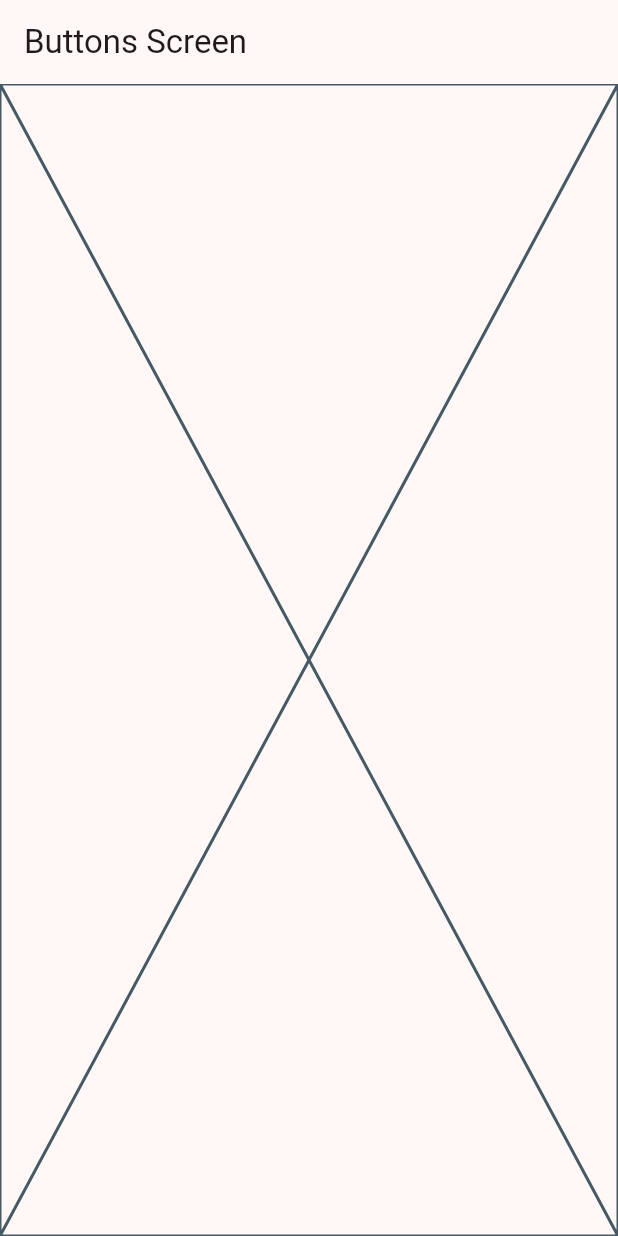
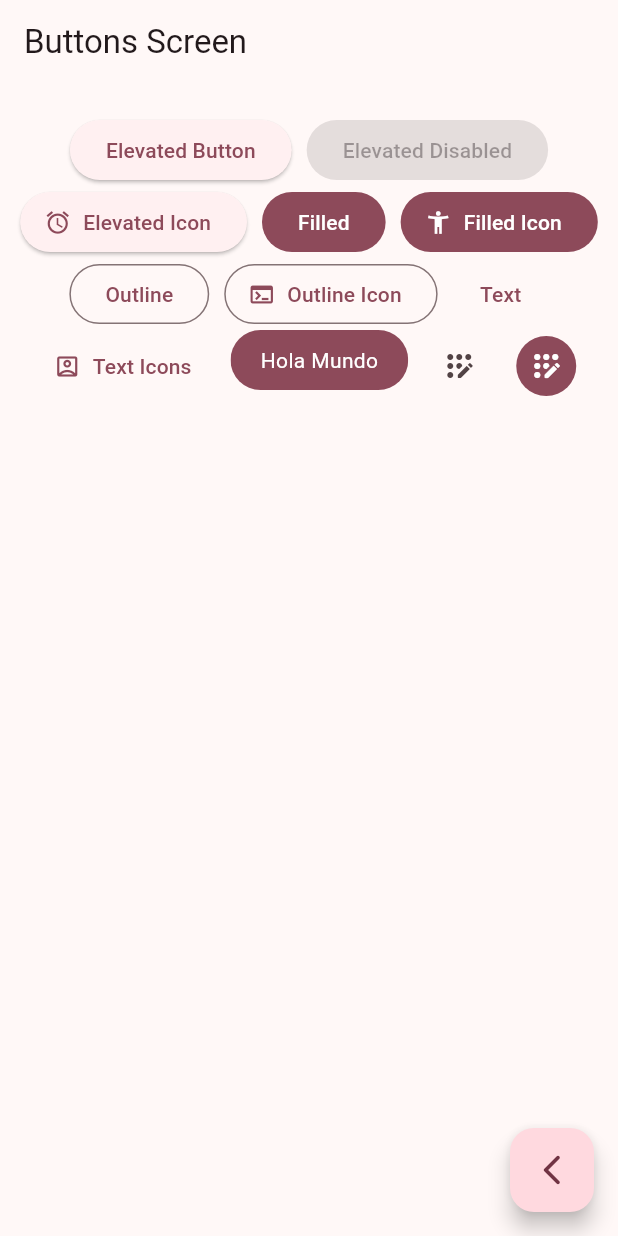
Before and after one commit to Angel453-jpg/widgets-app-flutter, a Flutter app: the ButtonsScreen screen opened by its route, on a phone screen of 412 x 824 dp. Run offline on Flutter 3.47's test engine with Material 3 defaults, Android fonts, the phone set to English and light mode, and no system bars; our stand-ins replace go_router.

Commit message:
Buttons Screen finished

```diff
--- a/lib/main.dart
+++ b/lib/main.dart
@@ -14,7 +14,7 @@ class MainApp extends StatelessWidget {
     return MaterialApp.router(
       routerConfig: appRouter,
       debugShowCheckedModeBanner: false,
-      theme: AppTheme(selectedColor: 8).getTheme(),
+      theme: AppTheme(selectedColor: 7).getTheme(),
     );
   }
 }
--- a/lib/presentation/screens/buttons/buttons_screen.dart
+++ b/lib/presentation/screens/buttons/buttons_screen.dart
@@ -1,7 +1,7 @@
 import 'package:flutter/material.dart';
+import 'package:go_router/go_router.dart';
 
 class ButtonsScreen extends StatelessWidget {
-
   static const String name = 'buttons_screen';
 
   const ButtonsScreen({super.key});
@@ -9,10 +9,106 @@ class ButtonsScreen extends StatelessWidget {
   @override
   Widget build(BuildContext context) {
     return Scaffold(
-      appBar: AppBar(
-        title: const Text('Buttons Screen'),
+      appBar: AppBar(title: const Text('Buttons Screen')),
+      body: _ButtonsView(),
+      floatingActionButton: FloatingActionButton(
+        onPressed: () {
+          context.pop();
+        },
+        child: Icon(Icons.arrow_back_ios_new_rounded),
       ),
-      body: Placeholder(),
     );
   }
 }
+
+class _ButtonsView extends StatelessWidget {
+  const _ButtonsView();
+
+  @override
+  Widget build(BuildContext context) {
+    final colors = Theme.of(context).colorScheme;
+
+    return SizedBox(
+      width: double.infinity,
+      child: Padding(
+        padding: const EdgeInsets.symmetric(horizontal: 10, vertical: 20),
+        child: Wrap(
+          spacing: 10,
+          alignment: WrapAlignment.center,
+          children: [
+            ElevatedButton(
+              onPressed: () {},
+              child: const Text('Elevated Button'),
+            ),
+            ElevatedButton(
+              onPressed: null,
+              child: const Text('Elevated Disabled'),
+            ),
+            ElevatedButton.icon(
+              onPressed: () {},
+              icon: Icon(Icons.access_alarm_outlined),
+              label: const Text('Elevated Icon'),
+            ),
+            FilledButton(onPressed: () {}, child: const Text('Filled')),
+            FilledButton.icon(
+              onPressed: () {},
+              label: const Text('Filled Icon'),
+              icon: const Icon(Icons.accessibility_new),
+            ),
+            OutlinedButton(onPressed: () {}, child: const Text('Outline')),
+            OutlinedButton.icon(
+              onPressed: () {},
+              label: const Text('Outline Icon'),
+              icon: const Icon(Icons.terminal),
+            ),
+            TextButton(onPressed: () {}, child: const Text('Text')),
+            TextButton.icon(
+              onPressed: () {},
+              label: const Text('Text Icons'),
+              icon: const Icon(Icons.account_box_outlined),
+            ),
+
+            //TODO: custom button
+            CustomButton(),
+
+            IconButton(
+              onPressed: () {},
+              icon: const Icon(Icons.app_registration_rounded),
+            ),
+            IconButton(
+              onPressed: () {},
+              icon: const Icon(Icons.app_registration_rounded),
+              style: ButtonStyle(
+                backgroundColor: WidgetStatePropertyAll(colors.primary),
+                iconColor: const WidgetStatePropertyAll(Colors.white),
+              ),
+            ),
+          ],
+        ),
+      ),
+    );
+  }
+}
+
+class CustomButton extends StatelessWidget {
+  const CustomButton({super.key});
+
+  @override
+  Widget build(BuildContext context) {
+    final colors = Theme.of(context).colorScheme;
+
+    return ClipRRect(
+      borderRadius: BorderRadius.circular(20),
+      child: Material(
+        color: colors.primary,
+        child: InkWell(
+          onTap: () {},
+          child: const Padding(
+            padding: EdgeInsets.symmetric(horizontal: 20, vertical: 10),
+            child: Text('Hola Mundo', style: TextStyle(color: Colors.white)),
+          ),
+        ),
+      ),
+    );
+  }
+}
```
